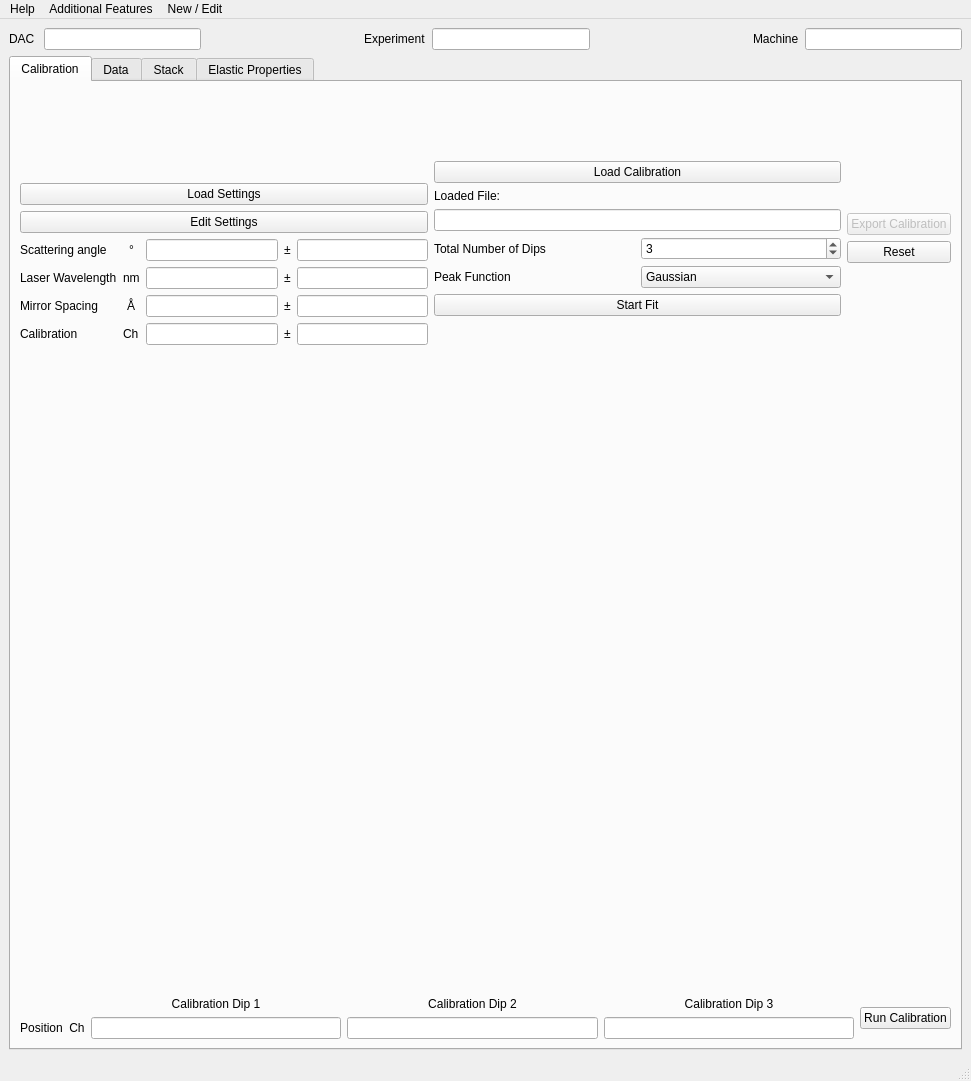
KirstenSch/BrillouinView, file src/brillouinview/gui/ui/brillouinview_main_window.ui: the form before one commit.
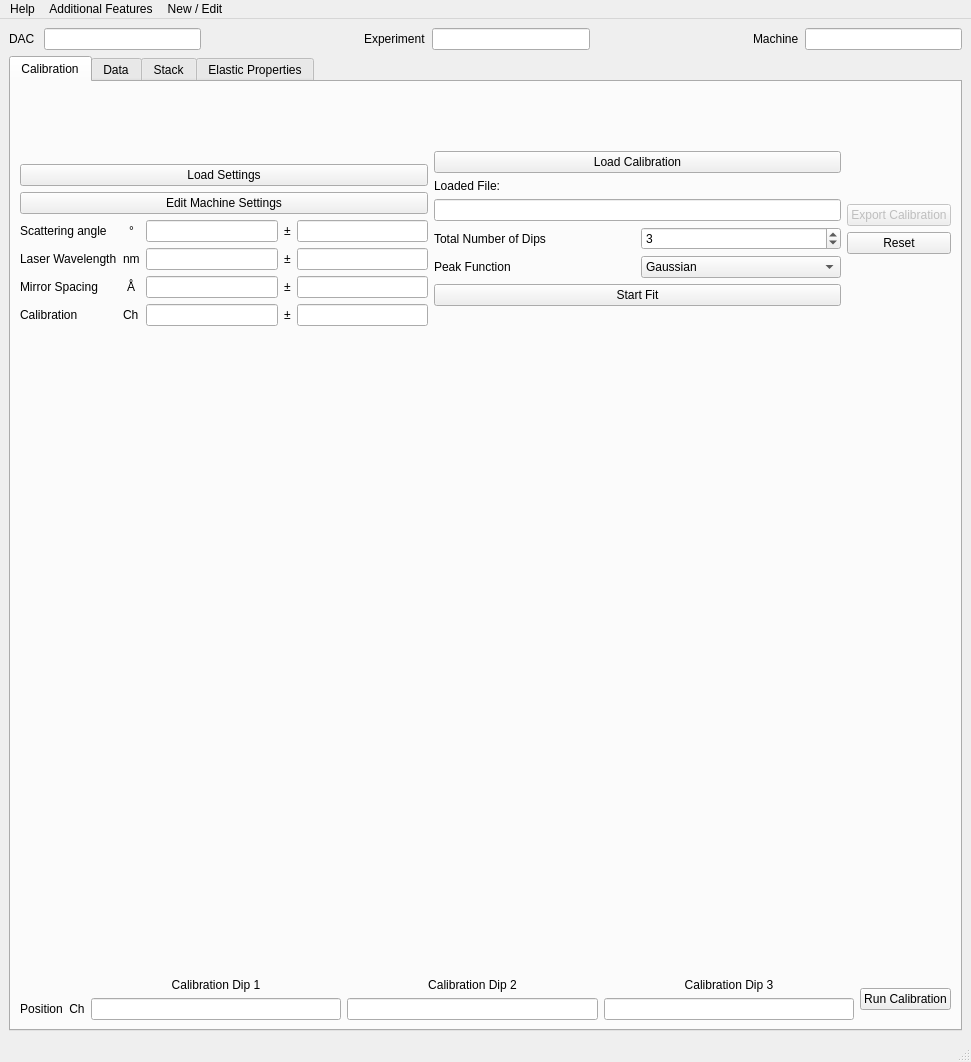
The form after the commit. Custom widgets are drawn as their Qt base class.

Commit message: populate sample section in DAC Setup

What changed in the file:
```diff
--- a/src/brillouinview/gui/ui/brillouinview_main_window.ui
+++ b/src/brillouinview/gui/ui/brillouinview_main_window.ui
@@ -7,7 +7,7 @@
     <x>0</x>
     <y>0</y>
     <width>971</width>
-    <height>1081</height>
+    <height>1062</height>
    </rect>
   </property>
   <property name="windowTitle">
@@ -140,7 +140,7 @@
               <item>
                <widget class="QPushButton" name="button_edit_settings">
                 <property name="text">
-                 <string>Edit Settings</string>
+                 <string>Edit Machine Settings</string>
                 </property>
                </widget>
               </item>
```
The commit also changes 1 other file.
